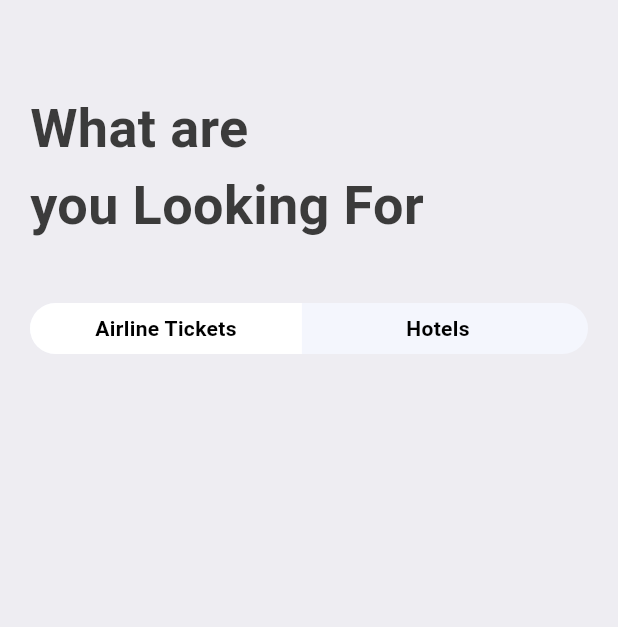
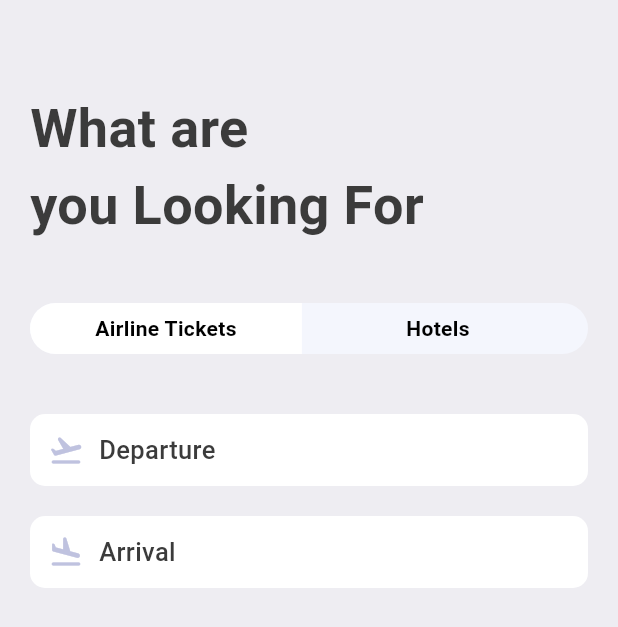
Before and after one commit to Adarsh0Ranjan/ticket_App_flutter, a Flutter app: the SerachScreen screen opened directly, on a phone screen of 412 x 824 dp. Shown: the top 627 px of the screen. Run offline on Flutter 3.47's test engine with Material 3 defaults, Android fonts, the phone set to English and light mode, and no system bars; our stand-ins replace fluentui_icons.

Commit message:
App Text Icon Added

```diff
--- a/lib/bottom_nav_bar.dart
+++ b/lib/bottom_nav_bar.dart
@@ -2,6 +2,7 @@ import 'package:fluentui_icons/fluentui_icons.dart';
 import 'package:flutter/cupertino.dart';
 import 'package:flutter/material.dart';
 import 'package:ticket_app/screens/Home/home_screen.dart';
+import 'package:ticket_app/screens/Search/serach_screen.dart';
 
 class BottomNavBar extends StatefulWidget {
   const BottomNavBar({super.key});
@@ -14,7 +15,7 @@ class _BottomNavBarState extends State<BottomNavBar> {
 
   final appScreens = [
     HomeScreen(),
-    Center(child: const Text("Search")),
+    SerachScreen(),
     Center(child: const Text("Tickiet")),
     Center(child: const Text("Profile"))
 
--- a/lib/screens/Search/serach_screen.dart
+++ b/lib/screens/Search/serach_screen.dart
@@ -1,4 +1,5 @@
 import 'package:flutter/material.dart';
+import 'package:ticket_app/screens/Search/widgets/app_text_icon.dart';
 import 'package:ticket_app/screens/Search/widgets/app_ticket_tabs.dart';
 import 'package:ticket_app/styles/app_styles.dart';
 
@@ -15,8 +16,11 @@ class SerachScreen extends StatelessWidget {
           SizedBox(height: 40),
           Text("What are\nyou Looking For", style: AppStyles.headLineStyle1.copyWith(fontSize: 36)),
           SizedBox(height: 40),
-          AppTicketTabs()
-
+          AppTicketTabs(),
+          SizedBox(height: 40),
+          AppTextIcon(icon: Icons.flight_takeoff_rounded, text: "Departure"),
+          SizedBox(height: 20),
+          AppTextIcon(icon: Icons.flight_land_rounded, text: "Arrival")
         ],
       ),
     );
--- /dev/null
+++ b/lib/screens/Search/widgets/app_text_icon.dart
@@ -0,0 +1,31 @@
+import 'package:flutter/material.dart';
+import 'package:ticket_app/styles/app_styles.dart';
+
+class AppTextIcon extends StatelessWidget {
+  final IconData icon;
+  final String text;
+
+  const AppTextIcon({
+    super.key,
+    required this.icon,
+    required this.text,
+  });
+
+  @override
+  Widget build(BuildContext context) {
+    return Container(
+      padding: const EdgeInsets.all(12),
+      decoration: BoxDecoration(
+        borderRadius: BorderRadius.circular(10),
+        color: Colors.white,
+      ),
+      child: Row(
+        children: [
+          Icon(icon, color: AppStyles.plainColor),
+          const SizedBox(width: 10),
+          Text(text, style: AppStyles.textStyle),
+        ],
+      ),
+    );
+  }
+}
--- a/lib/styles/app_styles.dart
+++ b/lib/styles/app_styles.dart
@@ -39,6 +39,7 @@ class AppStyles {
   static Color ticketBlue = const Color(0xFF526799);
   static Color ticketOrange = const Color(0xFFF37B67);
   static Color kakiColor = const Color(0xFFd2bdb6);
+  static Color plainColor = const Color(0xFFBFC2DF);
 
 
 }
```
